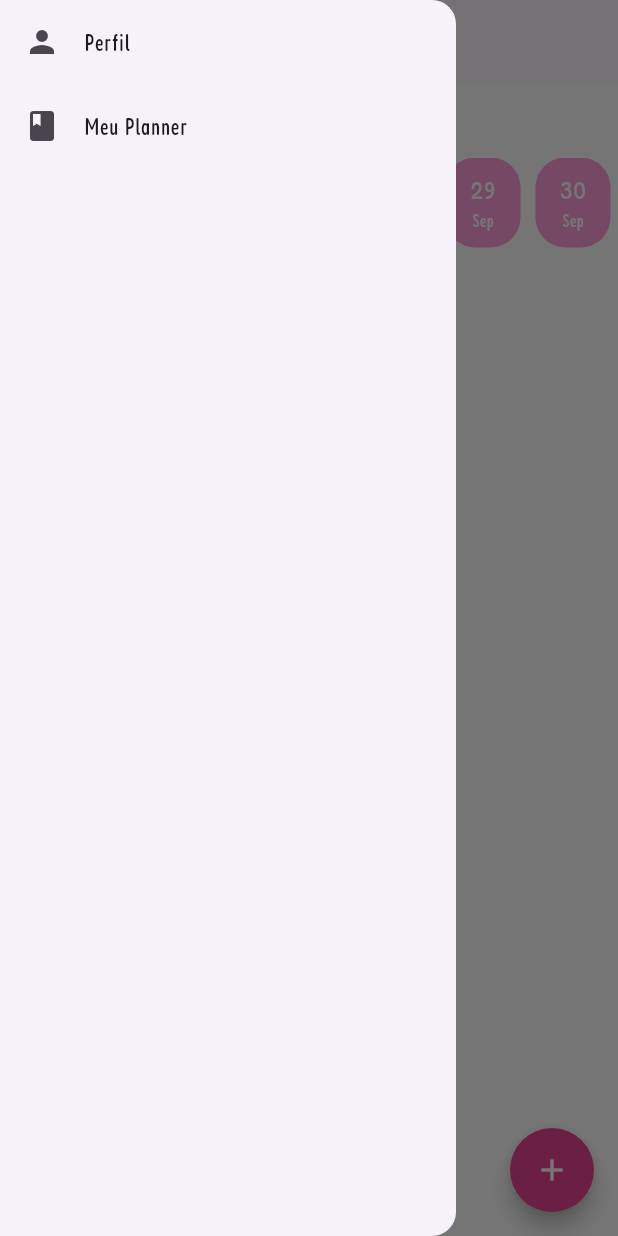
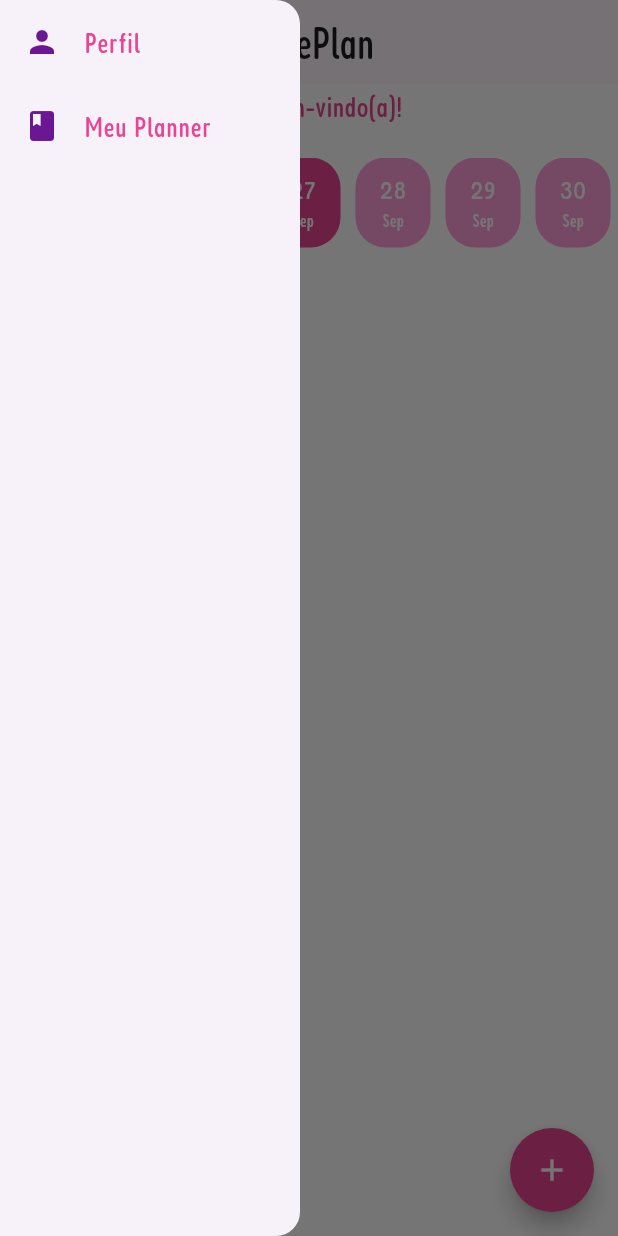
Before and after one commit to Debsmmaia/PixiePlan, a Flutter app: the screen it shows after launch, with the side drawer open, on a phone screen of 412 x 824 dp. Run offline on Flutter 3.47's test engine with Material 3 defaults, Android fonts, the phone set to English and light mode, and no system bars.

Commit message:
Atualização da barra de navegação lateral

```diff
--- a/lib/main.dart
+++ b/lib/main.dart
@@ -48,11 +48,16 @@ class _MyHomePageState extends State<MyHomePage> {
 
     return Scaffold(
       drawer: Drawer(
+        width: 200,
         child: Column(
           children: [
             ListTile(
-              leading: const Icon(Icons.person),
-              title: const Text('Perfil'),
+              leading: const Icon(Icons.person, color: Color(0xff6b1793)),
+              title: const Text('Perfil',
+                  style: TextStyle(
+                    color: Color(0xffea4492),
+                    fontSize: 20,
+                  )),
               onTap: () {
                 setState(() {
                   selectedIndex = 0;
@@ -61,8 +66,12 @@ class _MyHomePageState extends State<MyHomePage> {
               },
             ),
             ListTile(
-              leading: const Icon(Icons.book),
-              title: const Text('Meu Planner'),
+              leading: const Icon(Icons.book, color: Color(0xff6b1793)),
+              title: const Text('Meu Planner',
+                  style: TextStyle(
+                    color: Color(0xffea4492),
+                    fontSize: 20,
+                  )),
               onTap: () {
                 setState(() {
                   selectedIndex = 1;
@@ -74,7 +83,10 @@ class _MyHomePageState extends State<MyHomePage> {
         ),
       ),
       appBar: AppBar(
-        title: Text(widget.title),
+        title: Text(
+          widget.title,
+          style: TextStyle(fontSize: 30),
+        ),
         centerTitle: true,
       ),
       body: page,
@@ -102,7 +114,9 @@ class ProfilePage extends StatelessWidget {
     return Center(
       child: Text(
         'Página de Perfil',
-        style: TextStyle(fontSize: 24),
+        style: TextStyle(
+          fontSize: 24, // Corrigido aqui
+        ),
       ),
     );
   }
```
